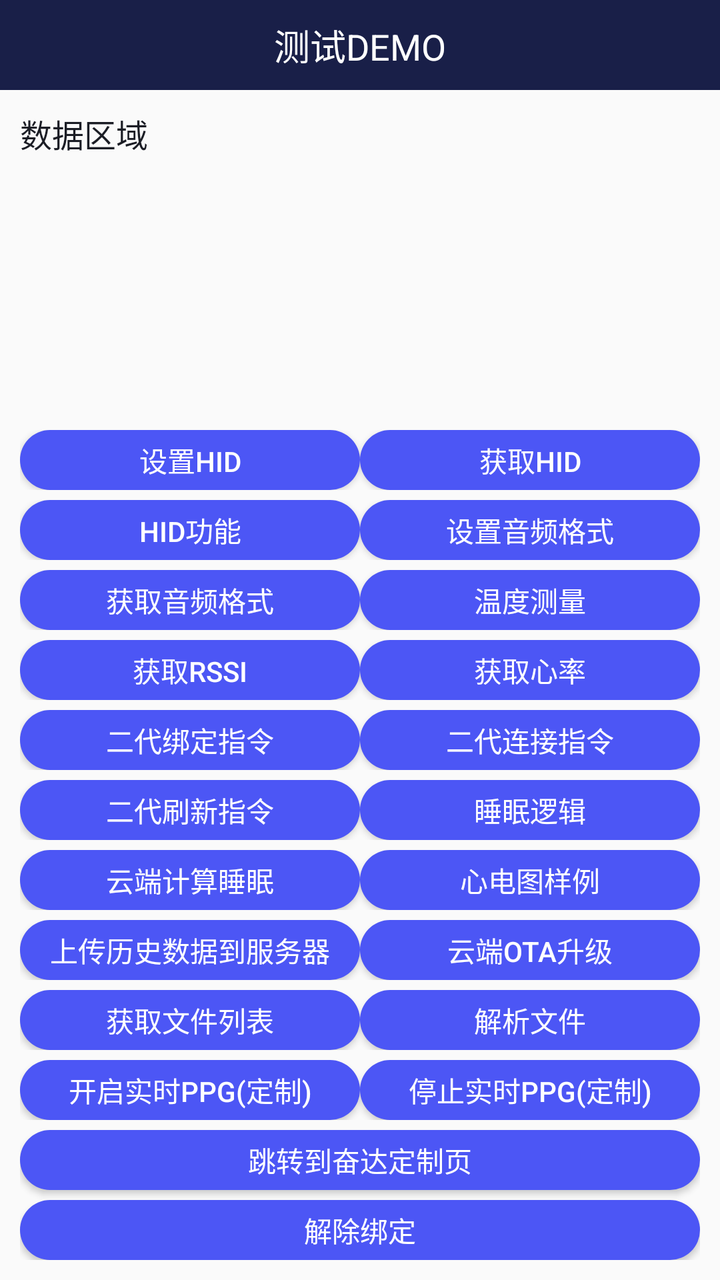
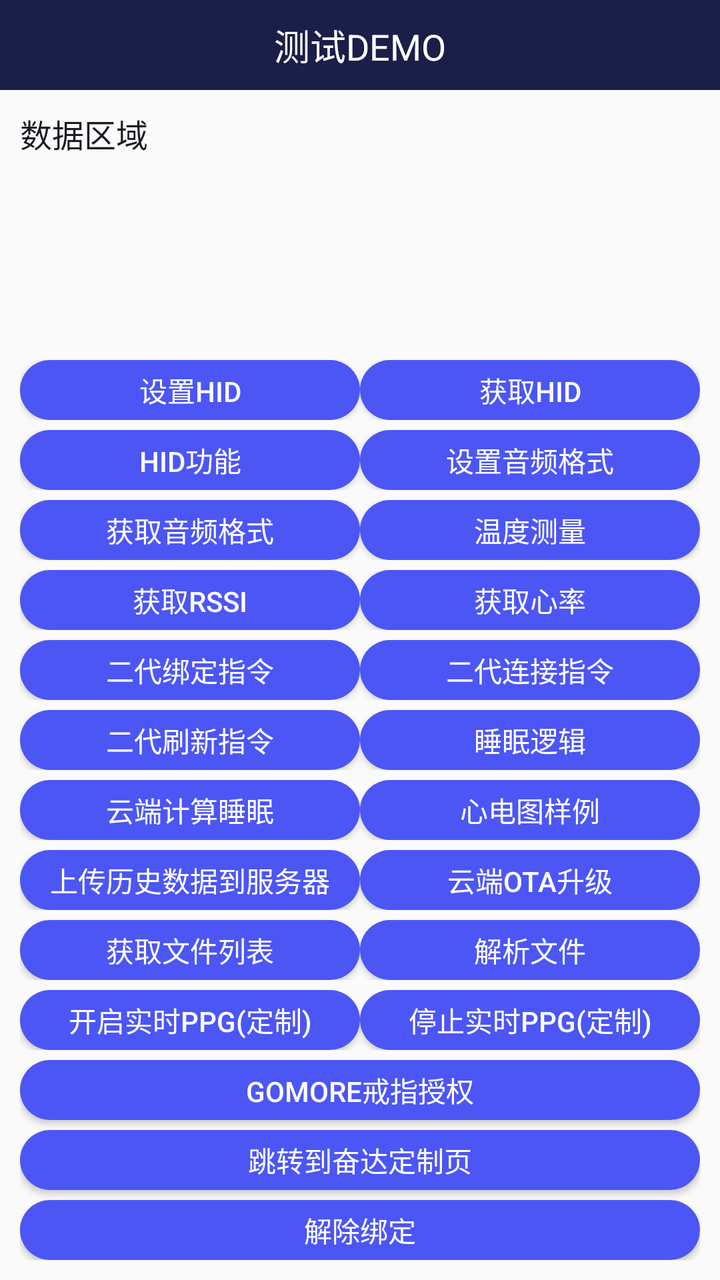

Before-and-after screenshots of an Android layout around one commit, followed by the original layout XML and the change that was made.
<!-- AndroidManifest.xml: application theme AppTheme -->
<!-- res/layout/activity_test2.xml -->
<?xml version="1.0" encoding="utf-8"?>
<LinearLayout
    xmlns:android="http://schemas.android.com/apk/res/android"
    xmlns:tools="http://schemas.android.com/tools"
    android:layout_width="match_parent"
    android:layout_height="match_parent"
    android:orientation="vertical"
    android:fitsSystemWindows="true"
    tools:context=".activity.TestActivity2">
    <RelativeLayout
        android:layout_width="match_parent"
        android:layout_height="45dp"
        android:background="@color/colorPrimary">
        <TextView
            android:layout_width="wrap_content"
            android:layout_height="wrap_content"
            android:text="测试DEMO"
            android:textSize="18sp"
            android:layout_centerInParent="true"
            android:textColor="@color/white"/>
    </RelativeLayout>
    <TextView
        android:id="@+id/tv_result2"
        android:layout_width="match_parent"
        android:layout_height="0dp"
        android:layout_weight="1"
        android:text="数据区域"
        android:scrollbars="vertical"
        android:padding="10dp"
        android:lineSpacingExtra="5dp"
        android:textSize="16sp"
        android:textColor="@color/colorPrimaryDark"/>
    <LinearLayout
        android:layout_width="match_parent"
        android:layout_height="wrap_content"
        android:padding="10dp"
        android:orientation="vertical">
        <LinearLayout
            android:layout_width="match_parent"
            android:layout_height="30dp"
            android:layout_marginTop="5dp"
            android:orientation="horizontal">
            <Button
                android:id="@+id/bt_set_HID"
                android:layout_width="0dp"
                android:layout_weight="1"
                android:layout_height="wrap_content"
                android:text="设置HID"
                android:textSize="14sp"
                android:textColor="@color/white"
                android:background="@drawable/button_bg_state"/>
            <Button
                android:id="@+id/bt_get_HID"
                android:layout_width="0dp"
                android:layout_weight="1"
                android:layout_height="wrap_content"
                android:text="获取HID"
                android:textSize="14sp"
                android:textColor="@color/white"
                android:background="@drawable/button_bg_state"/>
        </LinearLayout>

        <LinearLayout
            android:layout_width="match_parent"
            android:layout_height="30dp"
            android:layout_marginTop="5dp"
            android:orientation="horizontal">
            <Button
                android:id="@+id/bt_get_HID_code"
                android:layout_width="0dp"
                android:layout_weight="1"
                android:layout_height="wrap_content"
                android:text="HID功能"
                android:textSize="14sp"
                android:textColor="@color/white"
                android:background="@drawable/button_bg_state"/>
            <Button
                android:id="@+id/bt_set_audio_type"
                android:layout_width="0dp"
                android:layout_weight="1"
                android:layout_height="wrap_content"
                android:text="设置音频格式"
                android:textSize="14sp"
                android:textColor="@color/white"
                android:background="@drawable/button_bg_state"/>
        </LinearLayout>

        <LinearLayout
            android:layout_width="match_parent"
            android:layout_height="30dp"
            android:layout_marginTop="5dp"
            android:orientation="horizontal">
            <Button
                android:id="@+id/bt_get_audio_type"
                android:layout_width="0dp"
                android:layout_weight="1"
                android:layout_height="wrap_content"
                android:text="获取音频格式"
                android:textSize="14sp"
                android:textColor="@color/white"
                android:background="@drawable/button_bg_state"/>
            <Button
                android:id="@+id/bt_temp_test"
                android:layout_width="0dp"
                android:layout_weight="1"
                android:layout_height="wrap_content"
                android:text="温度测量"
                android:textSize="14sp"
                android:textColor="@color/white"
                android:background="@drawable/button_bg_state"/>
        </LinearLayout>
        <LinearLayout
            android:layout_width="match_parent"
            android:layout_height="30dp"
            android:layout_marginTop="5dp"
            android:orientation="horizontal">
            <Button
                android:id="@+id/bt_get_rssi"
                android:layout_width="0dp"
                android:layout_weight="1"
                android:layout_height="wrap_content"
                android:text="获取RSSI"
                android:textSize="14sp"
                android:textColor="@color/white"
                android:background="@drawable/button_bg_state"/>
            <Button
                android:id="@+id/bt_heart"
                android:layout_width="0dp"
                android:layout_weight="1"
                android:layout_height="wrap_content"
                android:text="获取心率"
                android:textSize="14sp"
                android:textColor="@color/white"
                android:background="@drawable/button_bg_state"/>
        </LinearLayout>
        <LinearLayout
            android:layout_width="match_parent"
            android:layout_height="30dp"
            android:layout_marginTop="5dp"
            android:orientation="horizontal">
            <Button
                android:id="@+id/bt_app_bind"
                android:layout_width="0dp"
                android:layout_weight="1"
                android:layout_height="wrap_content"
                android:text="二代绑定指令"
                android:textSize="14sp"
                android:textColor="@color/white"
                android:background="@drawable/button_bg_state"/>
            <Button
                android:id="@+id/bt_connect"
                android:layout_width="0dp"
                android:layout_weight="1"
                android:layout_height="wrap_content"
                android:text="二代连接指令"
                android:textSize="14sp"
                android:textColor="@color/white"
                android:background="@drawable/button_bg_state"/>
        </LinearLayout>
        <LinearLayout
            android:layout_width="match_parent"
            android:layout_height="30dp"
            android:layout_marginTop="5dp"
            android:orientation="horizontal">
            <Button
                android:id="@+id/bt_refresh"
                android:layout_width="0dp"
                android:layout_weight="1"
                android:layout_height="wrap_content"
                android:text="二代刷新指令"
                android:textSize="14sp"
                android:textColor="@color/white"
                android:background="@drawable/button_bg_state"/>
            <Button
                android:id="@+id/bt_calculate_sleep"
                android:layout_width="0dp"
                android:layout_weight="1"
                android:layout_height="wrap_content"
                android:text="睡眠逻辑"
                android:textSize="14sp"
                android:textColor="@color/white"
                android:background="@drawable/button_bg_state"/>
        </LinearLayout>
        <LinearLayout
            android:layout_width="match_parent"
            android:layout_height="30dp"
            android:layout_marginTop="5dp"
            android:orientation="horizontal">
            <Button
                android:id="@+id/bt_sleep_sevice"
                android:layout_width="0dp"
                android:layout_weight="1"
                android:layout_height="wrap_content"
                android:text="云端计算睡眠"
                android:textSize="14sp"
                android:textColor="@color/white"
                android:background="@drawable/button_bg_state"/>
            <Button
                android:id="@+id/bt_ecg_demo"
                android:layout_width="0dp"
                android:layout_weight="1"
                android:layout_height="wrap_content"
                android:text="心电图样例"
                android:textSize="14sp"
                android:textColor="@color/white"
                android:background="@drawable/button_bg_state"/>
        </LinearLayout>
        <LinearLayout
            android:layout_width="match_parent"
            android:layout_height="30dp"
            android:layout_marginTop="5dp"
            android:orientation="horizontal">
            <Button
                android:id="@+id/btn_upload_history"
                android:layout_width="0dp"
                android:layout_weight="1"
                android:layout_height="wrap_content"
                android:text="上传历史数据到服务器"
                android:textSize="14sp"
                android:textColor="@color/white"
                android:background="@drawable/button_bg_state"/>
            <Button
                android:id="@+id/btn_ota"
                android:layout_width="0dp"
                android:layout_weight="1"
                android:layout_height="wrap_content"
                android:text="云端ota升级"
                android:textSize="14sp"
                android:textColor="@color/white"
                android:background="@drawable/button_bg_state"/>
        </LinearLayout>
        <LinearLayout
            android:layout_width="match_parent"
            android:layout_height="30dp"
            android:layout_marginTop="5dp"
            android:orientation="horizontal">
            <Button
                android:id="@+id/bt_file_list"
                android:layout_width="0dp"
                android:layout_weight="1"
                android:layout_height="wrap_content"
                android:text="获取文件列表"
                android:textSize="14sp"
                android:textColor="@color/white"
                android:background="@drawable/button_bg_state"/>
            <Button
                android:id="@+id/bt_file_content"
                android:layout_width="0dp"
                android:layout_weight="1"
                android:layout_height="wrap_content"
                android:text="解析文件"
                android:textSize="14sp"
                android:textColor="@color/white"
                android:background="@drawable/button_bg_state"/>
        </LinearLayout>
        <LinearLayout
            android:layout_width="match_parent"
            android:layout_height="30dp"
            android:layout_marginTop="5dp"
            android:orientation="horizontal">
            <Button
                android:id="@+id/bt_star_ppg"
                android:layout_width="0dp"
                android:layout_weight="1"
                android:layout_height="wrap_content"
                android:text="开启实时ppg(定制)"
                android:textSize="14sp"
                android:textColor="@color/white"
                android:background="@drawable/button_bg_state"/>
            <Button
                android:id="@+id/bt_stop_ppg"
                android:layout_width="0dp"
                android:layout_weight="1"
                android:layout_height="wrap_content"
                android:text="停止实时ppg(定制)"
                android:textSize="14sp"
                android:textColor="@color/white"
                android:background="@drawable/button_bg_state"/>

        </LinearLayout>
        <Button
            android:id="@+id/bt_test2"
            android:layout_width="match_parent"
            android:layout_marginTop="5dp"
            android:layout_height="30dp"
            android:text="跳转到奋达定制页"
            android:textSize="14sp"
            android:textColor="@color/white"
            android:background="@drawable/button_bg_state"/>
        <Button
            android:id="@+id/bt_unpair"
            android:layout_width="match_parent"
            android:layout_marginTop="5dp"
            android:layout_height="30dp"
            android:text="解除绑定"
            android:textSize="14sp"
            android:textColor="@color/white"
            android:background="@drawable/button_bg_state"/>
    </LinearLayout>

</LinearLayout>
<!-- resources referenced by this layout -->
<resources>
  <color name="colorPrimary">#191F48</color>
  <color name="colorPrimaryDark">#1B1D25</color>
  <color name="white">#ffffff</color>
  <!-- drawable button_bg_state (drawable) -->
  <?xml version="1.0" encoding="utf-8"?>
  <selector xmlns:android="http://schemas.android.com/apk/res/android">
      <item android:state_pressed="false">
          <shape xmlns:android="http://schemas.android.com/apk/res/android">
              <corners android:radius="20dp" />
  
              <solid android:color="@color/lan_se" />
          </shape>
      </item>
      <item android:state_pressed="false">
          <shape xmlns:android="http://schemas.android.com/apk/res/android">
              <corners android:radius="20dp" />
  
              <solid android:color="@color/lan_se" />
          </shape>
      </item>
      <item android:state_pressed="true">
          <shape xmlns:android="http://schemas.android.com/apk/res/android">
              <corners android:radius="20dp" />
  
              <solid android:color="@color/lan_se_press" />
          </shape>
      </item>
  
  </selector>
  <style name="AppTheme" parent="Theme.AppCompat.Light.NoActionBar">
          
          <item name="colorPrimary">@color/colorPrimary</item>
          <item name="colorPrimaryDark">@color/colorPrimary</item>
          <item name="colorAccent">@color/colorAccent</item>
  
  
      </style>
  <color name="lan_se">#4C56F5</color>
  <color name="lan_se_press">#554C56F5</color>
  <color name="colorAccent">#03DAC5</color>
</resources>

<!-- the commit's change to res/layout/activity_test2.xml (unified diff, before → after) -->
@@ -279,6 +279,16 @@
 
         </LinearLayout>
         <Button
+            android:id="@+id/bt_testGomore"
+            android:layout_width="match_parent"
+            android:layout_marginTop="5dp"
+            android:layout_height="30dp"
+            android:text="Gomore戒指授权"
+            android:textSize="14sp"
+            android:textColor="@color/white"
+            android:background="@drawable/button_bg_state"/>
+
+        <Button
             android:id="@+id/bt_test2"
             android:layout_width="match_parent"
             android:layout_marginTop="5dp"
